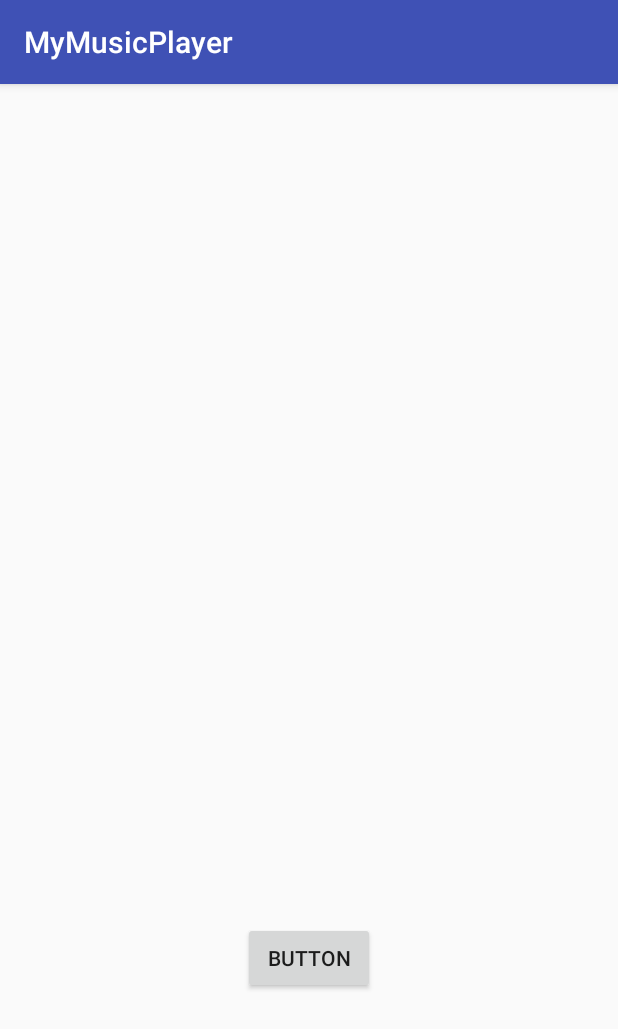
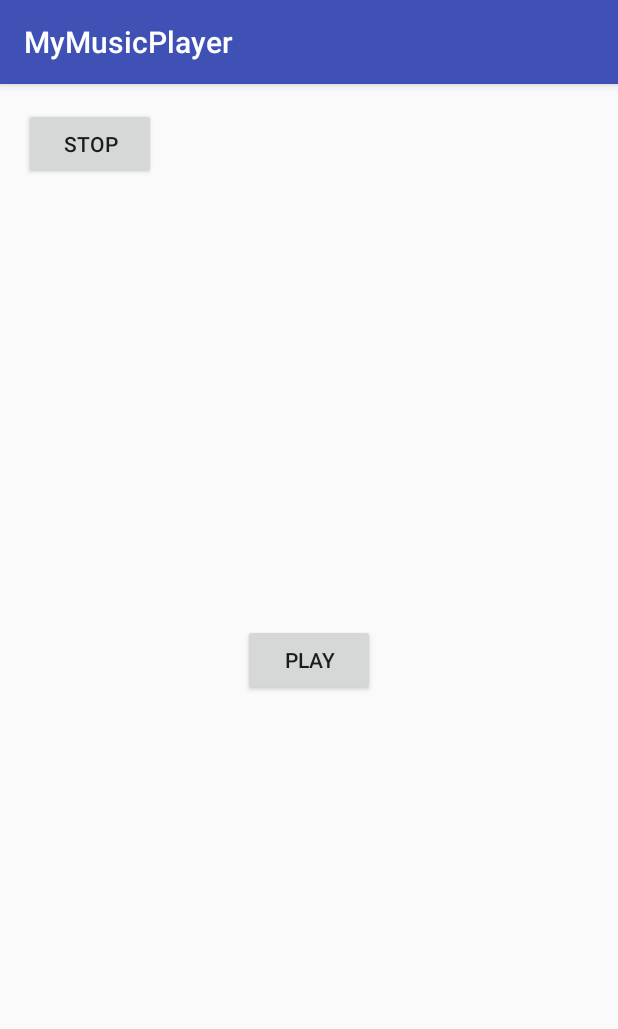
Before and after one commit to is161518/MyMusicPlayer, an Android app: the screen it shows after launch (MainActivity), on a phone screen of 412 x 824 dp. Shown: the top 1029 px of the screen. Run offline under Robolectric (Android 15) with nearby library versions, the phone set to English and light mode, and no system bars.

Commit message:
Access to local file did not work ForeGroud Service works, but copy only http://blog.nkdroidsolutions.com/android-foreground-service-example-tutorial/

```diff
--- a/app/src/main/AndroidManifest.xml
+++ b/app/src/main/AndroidManifest.xml
@@ -1,6 +1,10 @@
 <?xml version="1.0" encoding="utf-8"?>
 <manifest xmlns:android="http://schemas.android.com/apk/res/android"
     package="local.is161518_is161523.mymusicplayer">
+    <uses-permission android:name="android.permission.ACCESS_NETWORK_STATE"></uses-permission>
+    <uses-permission android:name="android.permission.WRITE_EXTERNAL_STORAGE"></uses-permission>
+    <uses-permission android:name="android.permission.READ_EXTERNAL_STORAGE"></uses-permission>
+
 
     <application
         android:allowBackup="true"
@@ -15,6 +19,7 @@
                 <category android:name="android.intent.category.LAUNCHER" />
             </intent-filter>
         </activity>
+        <service android:name=".ForegroundService" />
     </application>
 
 </manifest>
--- a/app/src/main/java/local/is161518_is161523/mymusicplayer/MainActivity.java
+++ b/app/src/main/java/local/is161518_is161523/mymusicplayer/MainActivity.java
@@ -1,30 +1,94 @@
 package local.is161518_is161523.mymusicplayer;
 
 import android.content.Intent;
+import android.media.AudioManager;
+import android.media.MediaPlayer;
+import android.net.Uri;
+import android.os.Environment;
 import android.support.v7.app.AppCompatActivity;
 import android.os.Bundle;
+import android.util.Log;
 import android.view.View;
 import android.widget.Button;
+import android.app.Notification;
+import android.app.NotificationManager;
+import android.app.PendingIntent;
+import android.app.Service;
+import android.content.Intent;
+import android.widget.Toast;
+
+import java.io.File;
+import java.io.IOException;
 
 public class MainActivity extends AppCompatActivity {
+
+    public static String TAG ="1234";
+    private MediaPlayer mediaPlayer;
 
     @Override
     protected void onCreate(Bundle savedInstanceState) {
         super.onCreate(savedInstanceState);
         setContentView(R.layout.activity_main);
 
+        Button btn_play = (Button) findViewById(R.id.btn_play);
+        Button btn_stop = (Button) findViewById(R.id.btn_stop);
 
-        Button btn_play = (Button) findViewById(R.id.btn_play);
         btn_play.setOnClickListener(new View.OnClickListener(){
             @Override
             public void onClick(View v) {
-                Intent intent = new Intent();
+                Intent startIntent = new Intent(MainActivity.this, ForegroundService.class);
+                startIntent.setAction(Constants.ACTION.STARTFOREGROUND_ACTION);
+                startService(startIntent);
+                Log.i(TAG,"Start Intent");
             }
+        });
+
+        btn_stop.setOnClickListener(new View.OnClickListener() {
+            @Override
+            public void onClick(View v) {
+                Intent stopIntent = new Intent(MainActivity.this, ForegroundService.class);
+                stopIntent.setAction(Constants.ACTION.STOPFOREGROUND_ACTION);
+                startService(stopIntent);
+            }
+        });
 
 
-        });
+    play();
+    }
+
+    public void play(){
+        String PATH_TO_FILE = "/sdcard/Music/test.mp3";
+  /*'      mediaPlayer = new  MediaPlayer();
+        try {
+            mediaPlayer.setDataSource(PATH_TO_FILE);
+            mediaPlayer.prepare();
+        }catch (IOException e){Log.i(TAG,"IOException"+e.toString());}
+        mediaPlayer.start();
+*/
+
+
+        File file = new File(PATH_TO_FILE);
+        if(file.exists())
+        {
+            Log.i(TAG,"File exist");
+        }
+        else
+        {
+            Log.i(TAG,"NO File");
+        }
+
+            MediaPlayer mPlayer = new MediaPlayer();
+        Uri myUri = Uri.parse(PATH_TO_FILE);
+        mPlayer.setAudioStreamType(AudioManager.STREAM_MUSIC);
+        try{
+        mPlayer.setDataSource(getApplicationContext(), myUri);
+        mPlayer.prepare();
+        }catch (IOException e){Log.i(TAG,"IOException: "+e.toString());}
+        mPlayer.start();
     }
 
 
 
+
+
 }
--- a/app/src/main/res/layout/activity_main.xml
+++ b/app/src/main/res/layout/activity_main.xml
@@ -7,15 +7,21 @@
     android:paddingBottom="@dimen/activity_vertical_margin"
     android:paddingLeft="@dimen/activity_horizontal_margin"
     android:paddingRight="@dimen/activity_horizontal_margin"
-    android:paddingTop="@dimen/activity_vertical_margin"
-    tools:context="local.is161518_is161523.mymusicplayer.MainActivity">
+    android:paddingTop="@dimen/activity_vertical_margin">
+
 
     <Button
-        android:text="Button"
+        android:text="STOP"
         android:layout_width="wrap_content"
         android:layout_height="wrap_content"
-        android:layout_alignParentBottom="true"
-        android:layout_centerHorizontal="true"
-        android:layout_marginBottom="145dp"
-        android:id="@+id/btn_play" />
+
+        android:id="@+id/btn_stop" />
+
+    <Button
+            android:text="PLAY"
+            android:layout_width="wrap_content"
+            android:layout_height="wrap_content"
+        android:id="@+id/btn_play"
+        android:layout_centerVertical="true"
+        android:layout_centerHorizontal="true" />
 </RelativeLayout>
```
